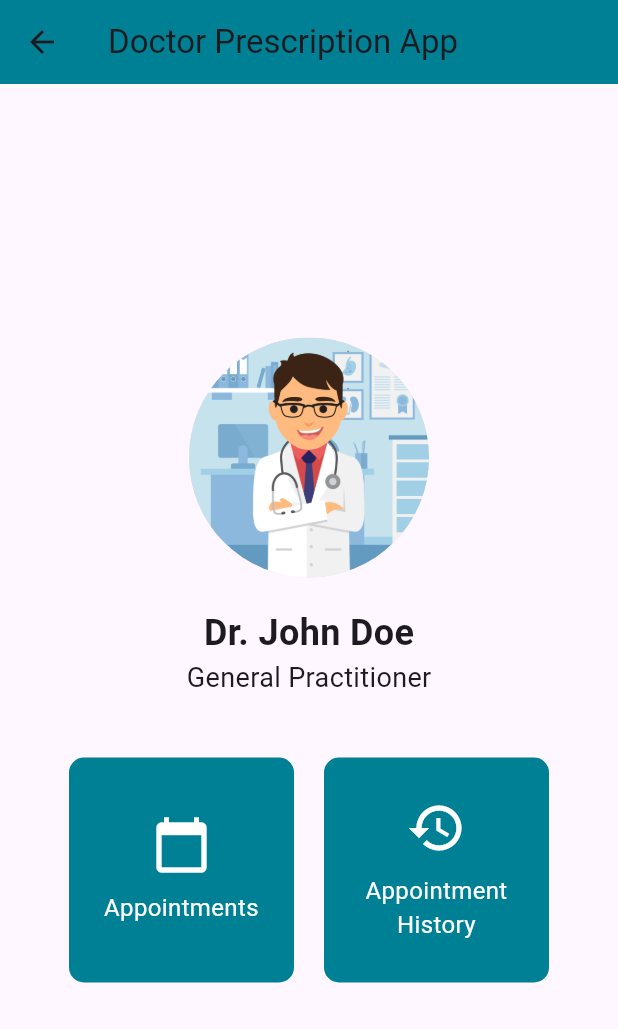
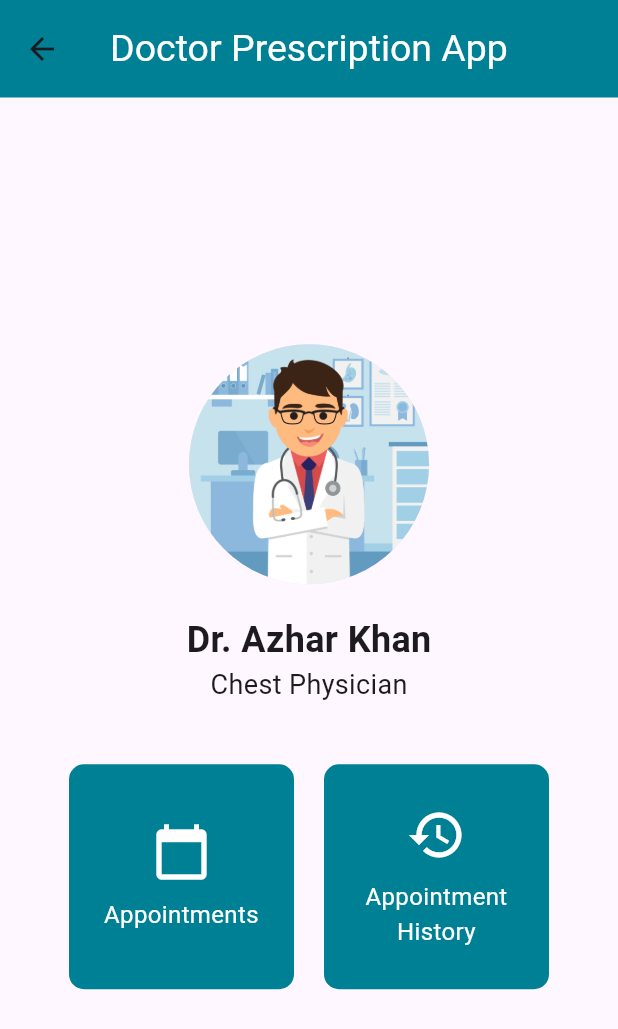
Before and after one commit to kodeinnovate/kode_rx, a Flutter app: the HomeScreen screen opened directly, on a phone screen of 412 x 824 dp. Shown: the top 1029 px of the screen. Run offline on Flutter 3.47's test engine with Material 3 defaults, Android fonts, the phone set to English and light mode, and no system bars; our stand-ins replace cloud_firestore, firebase_auth, firebase_core, flutter_otp_text_field, get, pdf and 1 more; accounts and stored records are empty.

Commit message:
modified:   lib/Controllers/authentication_repo.dart modified:   lib/home.dart modified:   lib/main.dart modified:   lib/select_medicenes.dart modified:   lib/square.dart

```diff
--- a/lib/Controllers/authentication_repo.dart
+++ b/lib/Controllers/authentication_repo.dart
@@ -24,8 +24,10 @@ class AuthenticationRepo extends GetxController {
   _setInitialScreen(User? user) {
     if (user == null) {
       Get.offAll(() => LoginScreen());
+      print('Logged in');
     } else {
       Get.offAll(() => HomeScreen());
+      print('User logged out');
     }
   }
 
--- a/lib/home.dart
+++ b/lib/home.dart
@@ -1,5 +1,6 @@
 import 'package:flutter/material.dart';
 import 'package:get/get.dart';
+import 'package:kode_rx/patient_appointments.dart';
 
 import 'app_colors.dart';
 import 'device_helper.dart';
@@ -12,10 +13,7 @@ class HomeScreen extends StatelessWidget {
     final isTablet = DeviceHelper.getDeviceType() == DeviceType.tablet;
 
     return  Scaffold(
-      appBar: AppBar(
-        title: Text('Doctor Prescription App'),
-        backgroundColor: AppColors.customBackground,
-      ),
+      appBar: DeviceHelper.deviceAppBar(title: 'Doctor Prescription App'),
       body: Center(
         child: Column(
           mainAxisAlignment: MainAxisAlignment.center,
@@ -26,14 +24,14 @@ class HomeScreen extends StatelessWidget {
             ),
             SizedBox(height: 20.0),
             Text(
-              'Dr. John Doe',
+              'Dr. Azhar Khan',
               style: TextStyle(
                 fontSize: isTablet ? 36.0 : 24.0,
                 fontWeight: FontWeight.bold,
               ),
             ),
             Text(
-              'General Practitioner',
+              'Chest Physician',
               style: TextStyle(
                 fontSize: isTablet ? 24.0 : 18.0,
               ),
@@ -75,7 +73,8 @@ class SquareModule extends StatelessWidget {
       onTap: () {
         // Handle module tap
         if (text == 'Appointments') {
-          Navigator.of(context).pushReplacementNamed('/patientAppointmentScreen');
+          // Navigator.of(context).pushReplacementNamed('/patientAppointmentScreen');
+          Get.to(() => PatientAppointmentsScreen());
         } else if (text == 'Appointment History') {
           // Navigate to Appointment History screen
           // Add your navigation code here
```
Also changed, not shown: lib/main.dart (+11 -10 lines), lib/select_medicenes.dart (+20 -24 lines), lib/square.dart (+38 -25 lines).
